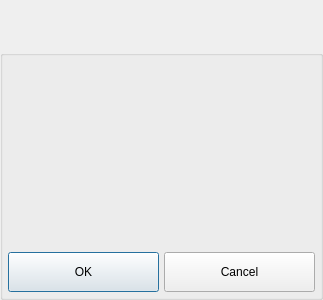
Qt form nolimitgui/CommonSrc/Forms/ActivityMessageBox.ui (nolimitconnect/NoLimitConnect) before a commit.
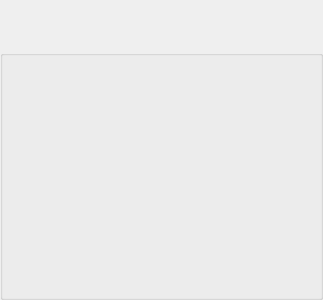
The same form after that commit. Custom widgets are drawn as their Qt base class.

Commit message: Addd SendQueueMgr .. a way to que messages to be sent next time users are connected

Patch:
```diff
--- a/nolimitgui/CommonSrc/Forms/ActivityMessageBox.ui
+++ b/nolimitgui/CommonSrc/Forms/ActivityMessageBox.ui
@@ -154,34 +154,20 @@
        </spacer>
       </item>
       <item>
-       <layout class="QHBoxLayout" name="horizontalLayout_5">
-        <item>
-         <widget class="QPushButton" name="m_OkButton">
-          <property name="minimumSize">
-           <size>
-            <width>0</width>
-            <height>40</height>
-           </size>
-          </property>
-          <property name="text">
-           <string>OK</string>
-          </property>
-         </widget>
-        </item>
-        <item>
-         <widget class="QPushButton" name="m_CancelButton">
-          <property name="minimumSize">
-           <size>
-            <width>0</width>
-            <height>40</height>
-           </size>
-          </property>
-          <property name="text">
-           <string>Cancel</string>
-          </property>
-         </widget>
-        </item>
-       </layout>
+       <widget class="AcceptCancelWidget" name="m_AcceptCancelWidget">
+        <property name="sizePolicy">
+         <sizepolicy hsizetype="Expanding" vsizetype="Preferred">
+          <horstretch>0</horstretch>
+          <verstretch>0</verstretch>
+         </sizepolicy>
+        </property>
+        <property name="frameShape">
+         <enum>QFrame::StyledPanel</enum>
+        </property>
+        <property name="frameShadow">
+         <enum>QFrame::Raised</enum>
+        </property>
+       </widget>
       </item>
      </layout>
     </widget>
@@ -220,6 +206,12 @@
    <header location="global">BottomBarWidget.h</header>
    <container>1</container>
   </customwidget>
+  <customwidget>
+   <class>AcceptCancelWidget</class>
+   <extends>QFrame</extends>
+   <header>AcceptCancelWidget.h</header>
+   <container>1</container>
+  </customwidget>
  </customwidgets>
  <resources/>
  <connections/>
```
The commit also changes 82 other files.
